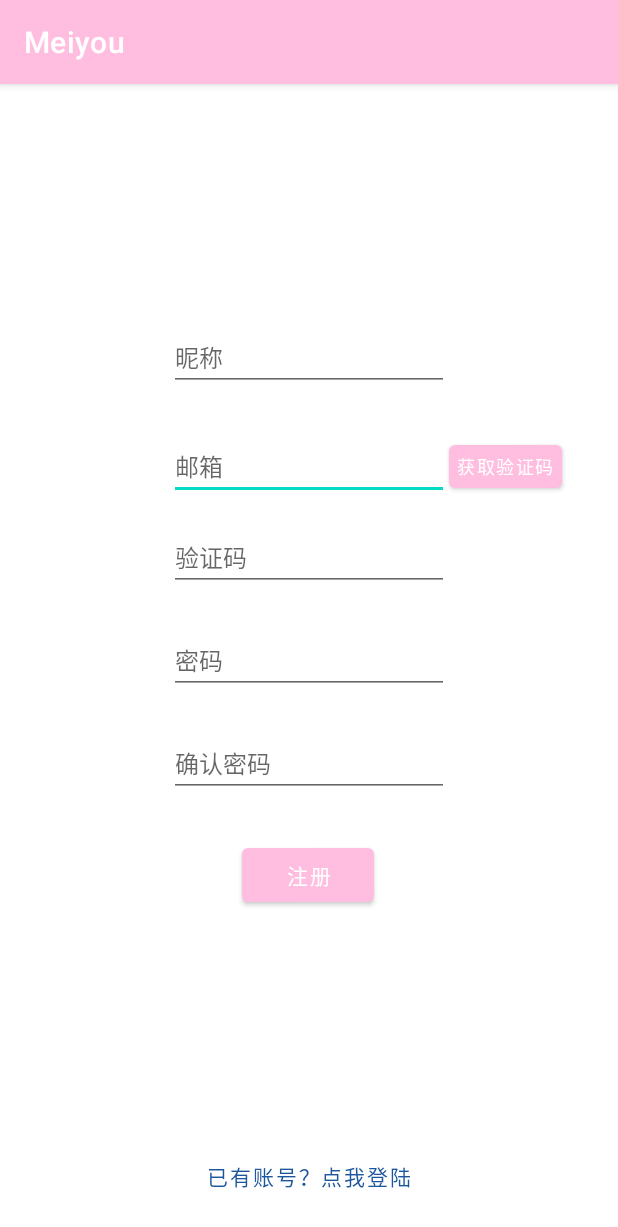
After one commit to MoebiusMeow/Meiyou, an Android app: the RegisterActivity screen opened directly, with no data from a screen before it, on a phone screen of 412 x 824 dp. The commit adds this screen. Shown: the top 1227 px of the screen. Run offline under Robolectric (Android 15) with nearby library versions, the phone set to English and light mode, and no system bars.

Commit message:
Add register related network

```diff
--- a/app/src/main/AndroidManifest.xml
+++ b/app/src/main/AndroidManifest.xml
@@ -13,6 +13,9 @@
         android:supportsRtl="true"
         android:theme="@style/Theme.Meiyou"
         android:usesCleartextTraffic="true">
+        <activity
+            android:name=".activity.RegisterActivity"
+            android:exported="false" />
         <activity
             android:name=".activity.MainActivity"
             android:exported="false"
--- a/app/src/main/java/com/example/meiyou/activity/LoginActivity.java
+++ b/app/src/main/java/com/example/meiyou/activity/LoginActivity.java
@@ -18,7 +18,7 @@ import androidx.annotation.StringRes;
 import androidx.appcompat.app.AppCompatActivity;
 import androidx.lifecycle.Observer;
 
-import com.example.meiyou.data.GlobalData;
+import com.example.meiyou.utils.GlobalData;
 import com.example.meiyou.databinding.ActivityLoginBinding;
 import com.example.meiyou.model.User;
 
@@ -85,7 +85,7 @@ public class LoginActivity extends AppCompatActivity {
 
     private Boolean login(String username, String passwd){
         loadingProgressBar.setVisibility(View.VISIBLE);
-        GlobalData.getUser().networkLogin(username, passwd);
+        GlobalData.getUser().login(username, passwd);
         return true;
     }
 
--- /dev/null
+++ b/app/src/main/java/com/example/meiyou/activity/RegisterActivity.java
@@ -0,0 +1,44 @@
+package com.example.meiyou.activity;
+
+import androidx.appcompat.app.AppCompatActivity;
+import androidx.lifecycle.Observer;
+
+import android.os.Bundle;
+import android.view.View;
+import android.widget.EditText;
+
+import com.example.meiyou.R;
+import com.example.meiyou.databinding.ActivityLoginBinding;
+import com.example.meiyou.databinding.ActivityRegisterBinding;
+import com.example.meiyou.utils.GlobalData;
+
+public class RegisterActivity extends AppCompatActivity {
+    private ActivityRegisterBinding binding;
+    EditText usernameText, mailText, passwordText, passwordText2;
+
+    @Override
+    protected void onCreate(Bundle savedInstanceState) {
+        super.onCreate(savedInstanceState);
+        binding  = ActivityRegisterBinding.inflate(getLayoutInflater());
+        setContentView(R.layout.activity_register);
+
+        usernameText = binding.editTextTextPersonName;
+        mailText = binding.editTextTextEmailAddress;
+        passwordText = binding.editTextTextPassword;
+        passwordText2 = binding.editTextTextPassword2;
+
+        binding.buttonGetCode.setOnClickListener(new View.OnClickListener() {
+            @Override
+            public void onClick(View view) {
+                GlobalData.getRegisterControl().requireCode(mailText.getText().toString());
+            }
+        });
+
+        GlobalData.getRegisterControl().timeCountDown.observe(this, new Observer<Integer>() {
+            @Override
+            public void onChanged(Integer integer) {
+
+            }
+        });
+    }
+}
--- a/app/src/main/java/com/example/meiyou/data/GlobalData.java
+++ b/app/src/main/java/com/example/meiyou/utils/GlobalData.java
@@ -1,18 +1,20 @@
-package com.example.meiyou.data;
+package com.example.meiyou.utils;
 
-import android.app.Activity;
-
+import com.example.meiyou.control.RegisterControl;
 import com.example.meiyou.model.User;
 
 public class GlobalData {
     private User user;
+    private RegisterControl registerControl;
     private static GlobalData instant = null;
     private GlobalData(){
+        registerControl = new RegisterControl();
         user = new User();
     }
     public static User getUser(){
         return getInstant().user;
     }
+    public static RegisterControl getRegisterControl(){return getInstant().registerControl;}
     public static GlobalData getInstant(){
         if(instant == null){
             instant = new GlobalData();
--- a/app/src/main/java/com/example/meiyou/data/NetworkConstant.java
+++ b/app/src/main/java/com/example/meiyou/utils/NetworkConstant.java
@@ -1,10 +1,8 @@
-package com.example.meiyou.data;
+package com.example.meiyou.utils;
 
 import android.app.Activity;
 
-import okhttp3.Call;
 import okhttp3.Callback;
-import okhttp3.FormBody;
 import okhttp3.OkHttpClient;
 import okhttp3.Request;
 import okhttp3.RequestBody;
@@ -15,6 +13,8 @@ public class NetworkConstant extends Activity {
     public static final String serverUrl = "http://47.94.139.96:8060/api";
     public static final String loginUrl = serverUrl + "/login";
     public static final String userInfoUrl = serverUrl + "/userinfo";
+    public static final String registerUrl = serverUrl + "/register";
+    public static final String validationUrl = serverUrl + "/valid";
 
     /* Method to build http Call */
     public static final OkHttpClient client = new OkHttpClient();
--- a/app/src/main/res/layout/activity_login.xml
+++ b/app/src/main/res/layout/activity_login.xml
@@ -16,7 +16,6 @@
         android:layout_marginTop="32dp"
         android:autofillHints=""
         android:hint="@string/prompt_email"
-        android:text="User3Ym2fc"
         android:inputType="textEmailAddress"
         android:selectAllOnFocus="true"
         android:textSize="20sp"
@@ -32,7 +31,6 @@
         android:layout_marginTop="8dp"
         android:autofillHints=""
         android:hint="@string/prompt_password"
-        android:text="123456"
         android:imeActionLabel="@string/action_sign_in_short"
         android:imeOptions="actionDone"
         android:inputType="textPassword"
--- /dev/null
+++ b/app/src/main/res/layout/activity_register.xml
@@ -0,0 +1,120 @@
+<?xml version="1.0" encoding="utf-8"?>
+<androidx.constraintlayout.widget.ConstraintLayout xmlns:android="http://schemas.android.com/apk/res/android"
+    xmlns:app="http://schemas.android.com/apk/res-auto"
+    xmlns:tools="http://schemas.android.com/tools"
+    android:layout_width="match_parent"
+    android:layout_height="match_parent"
+    tools:context=".activity.RegisterActivity">
+
+    <EditText
+        android:id="@+id/editTextTextEmailAddress"
+        android:layout_width="wrap_content"
+        android:layout_height="wrap_content"
+        android:layout_marginBottom="16dp"
+        android:ems="10"
+        android:hint="邮箱"
+        android:inputType="textEmailAddress"
+        android:textSize="16sp"
+        app:layout_constraintBottom_toTopOf="@+id/editTextNumber"
+        app:layout_constraintEnd_toEndOf="@+id/editTextTextPassword"
+        app:layout_constraintHorizontal_bias="1.0"
+        app:layout_constraintStart_toStartOf="@+id/editTextTextPassword" />
+
+    <Button
+        android:id="@+id/buttonGetCode"
+        android:layout_width="wrap_content"
+        android:layout_height="wrap_content"
+        android:minWidth="0dp"
+        android:minHeight="0dp"
+
+        android:padding="5dp"
+
+        android:text="获取验证码"
+        android:textSize="12sp"
+        app:layout_constraintBottom_toBottomOf="@+id/editTextTextEmailAddress"
+        app:layout_constraintEnd_toEndOf="parent"
+        app:layout_constraintHorizontal_bias="0.0"
+        app:layout_constraintStart_toEndOf="@+id/editTextTextEmailAddress"
+        app:layout_constraintTop_toTopOf="@+id/editTextTextEmailAddress" />
+
+    <EditText
+        android:id="@+id/editTextTextPersonName"
+        android:layout_width="wrap_content"
+        android:layout_height="wrap_content"
+        android:layout_marginBottom="28dp"
+        android:ems="10"
+        android:hint="昵称"
+        android:inputType="text"
+        android:textSize="16sp"
+        app:layout_constraintBottom_toTopOf="@+id/editTextTextEmailAddress"
+        app:layout_constraintEnd_toEndOf="@+id/editTextTextPassword"
+        app:layout_constraintHorizontal_bias="0.0"
+        app:layout_constraintStart_toStartOf="@+id/editTextTextPassword" />
+
+    <EditText
+        android:id="@+id/editTextTextPassword"
+        android:layout_width="wrap_content"
+        android:layout_height="wrap_content"
+        android:ems="10"
+        android:hint="密码"
+        android:inputType="textPassword"
+        android:textSize="16sp"
+        app:layout_constraintBottom_toBottomOf="parent"
+        app:layout_constraintEnd_toEndOf="parent"
+        app:layout_constraintStart_toStartOf="parent"
+        app:layout_constraintTop_toTopOf="parent" />
+
+    <EditText
+        android:id="@+id/editTextTextPassword2"
+        android:layout_width="wrap_content"
+        android:layout_height="wrap_content"
+        android:layout_marginTop="24dp"
+        android:ems="10"
+        android:hint="确认密码"
+        android:inputType="textPassword"
+        android:textSize="16sp"
+        app:layout_constraintEnd_toEndOf="@+id/editTextTextPassword"
+        app:layout_constraintHorizontal_bias="0.502"
+        app:layout_constraintStart_toStartOf="@+id/editTextTextPassword"
+        app:layout_constraintTop_toBottomOf="@+id/editTextTextPassword" />
+
+    <Button
+        android:id="@+id/buttonRegister"
+        android:layout_width="wrap_content"
+        android:layout_height="wrap_content"
+        android:layout_marginTop="28dp"
+        android:text="注册"
+        app:layout_constraintEnd_toEndOf="@+id/editTextTextPassword2"
+        app:layout_constraintHorizontal_bias="0.494"
+        app:layout_constraintStart_toStartOf="@+id/editTextTextPassword2"
+        app:layout_constraintTop_toBottomOf="@+id/editTextTextPassword2" />
+
+    <Button
+        android:id="@+id/buttonBack"
+        android:layout_width="0dp"
+        android:layout_height="wrap_content"
+        android:layout_margin="16dp"
+        android:backgroundTint="#00FFFFFF"
+        android:outlineProvider="none"
+        android:text="已有账号？点我登陆"
+        android:textColor="#1C569C"
+        android:textSize="14sp"
+        app:layout_constraintBottom_toBottomOf="parent"
+        app:layout_constraintEnd_toEndOf="parent"
+        app:layout_constraintStart_toStartOf="parent" />
+
+    <EditText
+        android:id="@+id/editTextNumber"
+        android:layout_width="wrap_content"
+        android:layout_height="wrap_content"
+        android:layout_marginBottom="24dp"
+        android:ems="10"
+        android:hint="验证码"
+        android:inputType="number"
+        android:textSize="16sp"
+        app:layout_constraintBottom_toTopOf="@+id/editTextTextPassword"
+        app:layout_constraintEnd_toEndOf="@+id/editTextTextPassword"
+        app:layout_constraintHorizontal_bias="0.0"
+        app:layout_constraintStart_toStartOf="@+id/editTextTextPassword" />
+
+</androidx.constraintlayout.widget.ConstraintLayout>
```
Also changed, not shown: app/src/main/java/com/example/meiyou/control/RegisterControl.java (added, +42 -0 lines), app/src/main/java/com/example/meiyou/model/User.java (+44 -45 lines), app/src/main/java/com/example/meiyou/utils/NetworkBasic.java (added, +49 -0 lines).
